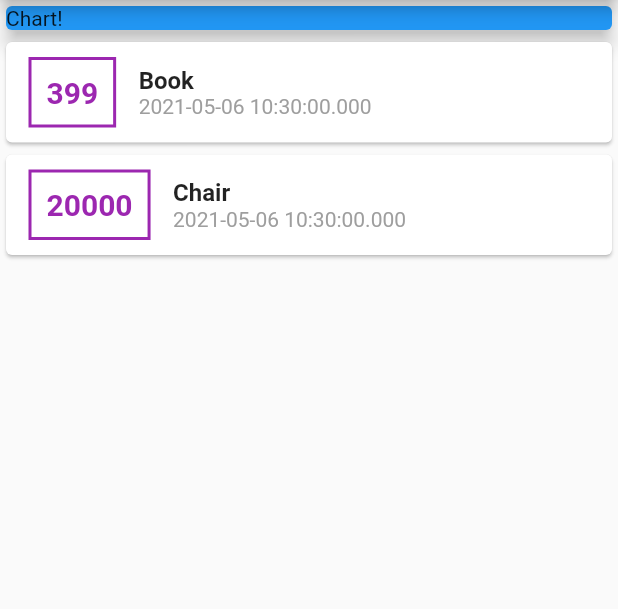
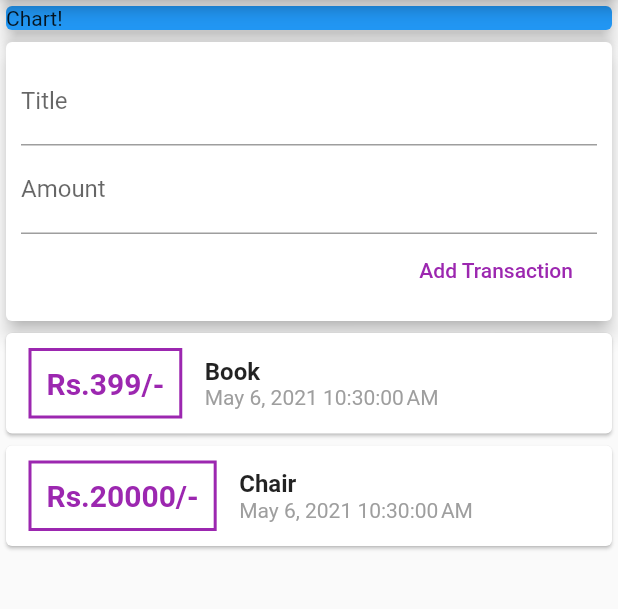
Before and after one commit to VishwasTamta/Expanse-Tracker-App, a Flutter app: the screen it shows after launch, on a phone screen of 412 x 824 dp, the part 84-693 px from its top. Run offline on Flutter 3.47's test engine with Material 2 defaults, Android fonts, the phone set to English and light mode, and no system bars.

Commit message:
Implemented the add transaction feature.

```diff
--- a/lib/main.dart
+++ b/lib/main.dart
@@ -1,6 +1,5 @@
+import 'package:expanse_tracker/widgets/user_transactions.dart';
 import 'package:flutter/material.dart';
-
-import './transaction.dart';
 
 void main() => runApp(MyApp());
 
@@ -15,27 +14,17 @@ class MyApp extends StatelessWidget {
 }
 
 class MyHomePage extends StatelessWidget {
-  final List<Transaction> transactions = [
-    Transaction(
-      id: 't1',
-      title: 'Book',
-      amount: 399,
-      date: DateTime.now(),
-    ),
-    Transaction(
-      id: 't2',
-      title: 'Chair',
-      amount: 20000,
-      date: DateTime.now(),
-    ),
-  ];
+  // String titleInput;
+  // String amountInput;
+
   @override
   Widget build(BuildContext context) {
     return Scaffold(
         appBar: AppBar(
           title: Text('Expanse Tracker'),
         ),
-        body: Column(
+        body: SingleChildScrollView(
+          child: Column(
             children: <Widget>[
               Container(
                 width: double.infinity,
@@ -45,54 +34,9 @@ class MyHomePage extends StatelessWidget {
                   elevation: 5,
                 ),
               ),
-            Column(
-              children: transactions.map((tx) {
-                return Card(
-                    child: Row(
-                  children: <Widget>[
-                    Container(
-                      margin: EdgeInsets.symmetric(
-                        vertical: 10,
-                        horizontal: 15,
+              UserTransactions(),
+            ],
           ),
-                      decoration: BoxDecoration(
-                        border: Border.all(
-                          color: Colors.purple,
-                          width: 2,
-                        ),
-                      ),
-                      padding: EdgeInsets.all(
-                        10,
-                      ),
-                      child: Text(
-                        tx.amount.toString(),
-                        style: TextStyle(
-                            fontWeight: FontWeight.bold,
-                            color: Colors.purple,
-                            fontSize: 20),
-                      ),
-                    ),
-                    Column(
-                      crossAxisAlignment: CrossAxisAlignment.start,
-                      children: <Widget>[
-                        Text(
-                          tx.title,
-                          style: TextStyle(
-                            fontSize: 16,
-                            fontWeight: FontWeight.bold,
-                          ),
-                        ),
-                        Text(
-                          tx.date.toString(),
-                          style: TextStyle(color: Colors.grey),
-                        ),
-                      ],
-                    )
-                  ],
-                ));
-              }).toList(),
-            )
-          ],
         ));
   }
 }
--- /dev/null
+++ b/lib/widgets/new_transaction.dart
@@ -0,0 +1,42 @@
+import 'package:flutter/material.dart';
+
+class NewTransaction extends StatelessWidget {
+  final titileControler = TextEditingController();
+  final amountController = TextEditingController();
+  final Function addNewTransactionHolder;
+
+  NewTransaction({this.addNewTransactionHolder});
+
+  @override
+  Widget build(BuildContext context) {
+    return Card(
+      elevation: 5,
+      child: Container(
+        padding: EdgeInsets.all(10),
+        child: Column(
+          crossAxisAlignment: CrossAxisAlignment.end,
+          children: <Widget>[
+            TextField(
+              decoration: InputDecoration(labelText: 'Title'),
+              controller: titileControler,
+              //onChanged: (value) => titleInput = value,
+            ),
+            TextField(
+              decoration: InputDecoration(labelText: 'Amount'),
+              controller: amountController,
+              // onChanged: (value) => amountInput = value,
+            ),
+            FlatButton(
+              onPressed: () => addNewTransactionHolder(
+                titileControler.text,
+                int.parse(amountController.text),
+              ),
+              textColor: Colors.purple,
+              child: Text('Add Transaction'),
+            )
+          ],
+        ),
+      ),
+    );
+  }
+}
--- /dev/null
+++ b/lib/widgets/transactions_list.dart
@@ -0,0 +1,64 @@
+import 'package:flutter/material.dart';
+import 'package:intl/intl.dart';
+import '../models/transaction.dart';
+
+class TransactionList extends StatelessWidget {
+  final List<Transaction> transactinos;
+
+  TransactionList(this.transactinos);
+
+  @override
+  Widget build(BuildContext context) {
+    return Container(
+      height: 300,
+      child: ListView.builder(
+        itemCount: transactinos.length,
+        itemBuilder: (ctx, index) {
+          return Card(
+              child: Row(
+            children: <Widget>[
+              Container(
+                margin: EdgeInsets.symmetric(
+                  vertical: 10,
+                  horizontal: 15,
+                ),
+                decoration: BoxDecoration(
+                  border: Border.all(
+                    color: Colors.purple,
+                    width: 2,
+                  ),
+                ),
+                padding: EdgeInsets.all(
+                  10,
+                ),
+                child: Text(
+                  'Rs.${transactinos[index].amount}/-',
+                  style: TextStyle(
+                      fontWeight: FontWeight.bold,
+                      color: Colors.purple,
+                      fontSize: 20),
+                ),
+              ),
+              Column(
+                crossAxisAlignment: CrossAxisAlignment.start,
+                children: <Widget>[
+                  Text(
+                    transactinos[index].title,
+                    style: TextStyle(
+                      fontSize: 16,
+                      fontWeight: FontWeight.bold,
+                    ),
+                  ),
+                  Text(
+                    DateFormat().format(transactinos[index].date),
+                    style: TextStyle(color: Colors.grey),
+                  ),
+                ],
+              )
+            ],
+          ));
+        },
+      ),
+    );
+  }
+}
--- /dev/null
+++ b/lib/widgets/user_transactions.dart
@@ -0,0 +1,50 @@
+import 'package:flutter/material.dart';
+
+import './transactions_list.dart';
+import './new_transaction.dart';
+import '../models/transaction.dart';
+
+class UserTransactions extends StatefulWidget {
+  @override
+  _UserTransactionsState createState() => _UserTransactionsState();
+}
+
+class _UserTransactionsState extends State<UserTransactions> {
+  final List<Transaction> _userTransactions = [
+    Transaction(
+      id: 't1',
+      title: 'Book',
+      amount: 399,
+      date: DateTime.now(),
+    ),
+    Transaction(
+      id: 't2',
+      title: 'Chair',
+      amount: 20000,
+      date: DateTime.now(),
+    ),
+  ];
+
+  void _addNewTransaction(String txtitle, int txamount) {
+    final newTx = Transaction(
+      id: DateTime.now().toString(),
+      title: txtitle,
+      amount: txamount,
+      date: DateTime.now(),
+    );
+
+    setState(() {
+      _userTransactions.add(newTx);
+    });
+  }
+
+  @override
+  Widget build(BuildContext context) {
+    return Column(
+      children: <Widget>[
+        NewTransaction(addNewTransactionHolder: _addNewTransaction),
+        TransactionList(_userTransactions),
+      ],
+    );
+  }
+}
--- a/pubspec.yaml
+++ b/pubspec.yaml
@@ -23,6 +23,7 @@ environment:
 dependencies:
   flutter:
     sdk: flutter
+  intl: ^0.17.0
 
 
   # The following adds the Cupertino Icons font to your application.
```
Also changed, not shown: lib/models/transaction.dart (renamed from lib/transaction.dart), pubspec.lock. Lines whose indentation alone changed are shown as unchanged.
